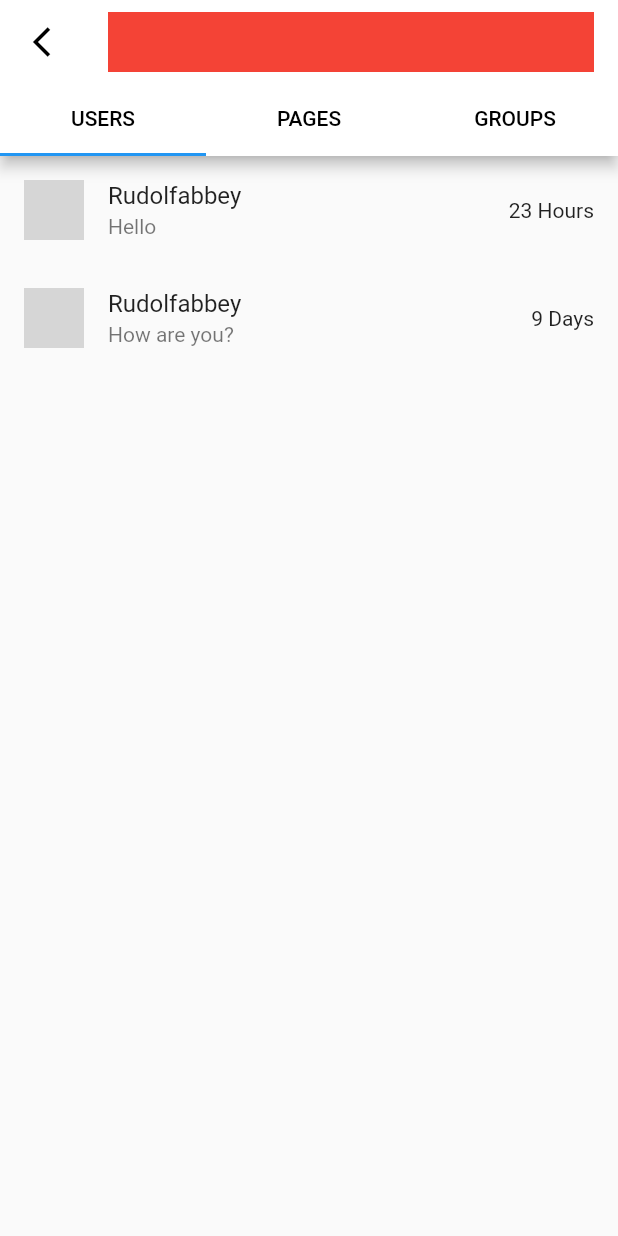
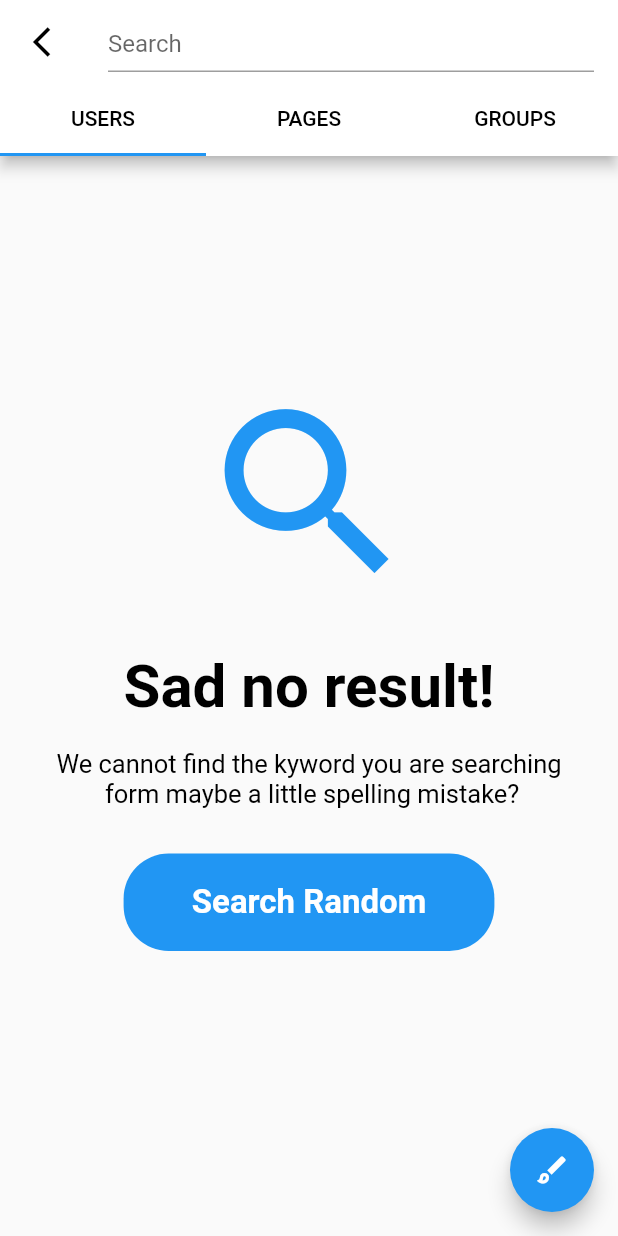
Before and after one commit to xaakib/massanger_clone, a Flutter app: the screen it shows after launch, after a tap on the "search off" icon, on a phone screen of 412 x 824 dp. Run offline on Flutter 3.47's test engine with Material 2 defaults, Android fonts, the phone set to English and light mode, and no system bars; our stand-ins replace curved_navigation_bar; network calls fail; grey boxes are pictures that could not be loaded.

Commit message:
search screen done

```diff
--- /dev/null
+++ b/lib/screens/widget_screens/sad_no_result.dart
@@ -0,0 +1,70 @@
+import 'package:flutter/material.dart';
+
+class SadResult extends StatelessWidget {
+  @override
+  Widget build(BuildContext context) {
+    return Center(
+      child: Container(
+        height: MediaQuery.of(context).size.height,
+        width: MediaQuery.of(context).size.width,
+        child: Column(
+          children: [
+            SizedBox(
+              height: 150,
+            ),
+            Icon(
+              Icons.search_sharp,
+              color: Colors.blue,
+              size: 150,
+            ),
+            SizedBox(
+              height: 30,
+            ),
+            Text(
+              "Sad no result!",
+              style: TextStyle(
+                fontWeight: FontWeight.bold,
+                fontSize: 40,
+                color: Colors.black,
+              ),
+            ),
+            SizedBox(
+              height: 18,
+            ),
+            Text(
+              "We cannot find the kyword you are searching \n form maybe a little spelling mistake?",
+              style: TextStyle(
+                fontWeight: FontWeight.normal,
+                fontSize: 17,
+                color: Colors.black,
+              ),
+              textAlign: TextAlign.center,
+            ),
+            SizedBox(
+              height: 30,
+            ),
+            Container(
+              height: 65,
+              width: MediaQuery.of(context).size.width * 0.6,
+              decoration: BoxDecoration(
+                color: Colors.blue,
+                borderRadius: BorderRadius.circular(30),
+              ),
+              child: Container(
+                alignment: Alignment.center,
+                child: Text(
+                  "Search Random",
+                  style: TextStyle(
+                    fontSize: 22,
+                    fontWeight: FontWeight.w700,
+                    color: Colors.white,
+                  ),
+                ),
+              ),
+            ),
+          ],
+        ),
+      ),
+    );
+  }
+}
--- a/lib/screens/widget_screens/search_screen.dart
+++ b/lib/screens/widget_screens/search_screen.dart
@@ -1,8 +1,8 @@
 import 'package:flutter/material.dart';
 
 import '../call_screen.dart';
-import '../chat_screen.dart';
 import '../page_screen.dart';
+import 'sad_no_result.dart';
 
 class SearchScreen extends StatelessWidget {
   @override
@@ -18,7 +18,9 @@ class SearchScreen extends StatelessWidget {
                 Icons.arrow_back_ios_outlined,
                 color: Colors.black,
               ),
-              onPressed: () {},
+              onPressed: () {
+                Navigator.pop(context);
+              },
             ),
             bottom: TabBar(
               indicatorColor: Colors.blue,
@@ -45,18 +47,22 @@ class SearchScreen extends StatelessWidget {
               ],
             ),
             title: Container(
+              width: MediaQuery.of(context).size.width,
               height: 40,
-              width: MediaQuery.of(context).size.width,
-              color: Colors.red,
+              child: TextFormField(
+                decoration: InputDecoration(hintText: "Search"),
+              ),
             ),
           ),
           body: TabBarView(
             children: [
-              ChatScreen(),
+              SadResult(),
               PageScreen(),
               CallScreen(),
             ],
           ),
+          floatingActionButton: FloatingActionButton(
+              child: Icon(Icons.brush_outlined), onPressed: () {}),
         ),
       ),
     );
```
